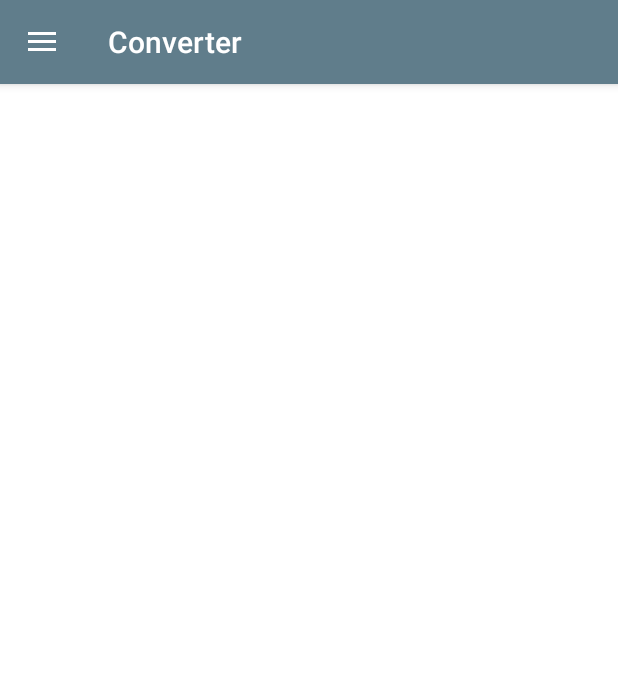
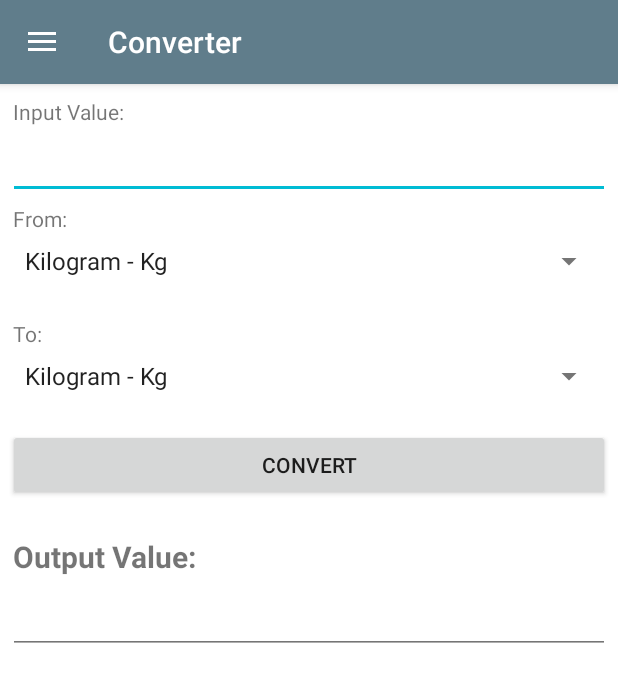
Before and after one commit to E-Nesbitt/YouCook, an Android app: the Converter screen opened directly, with no data from a screen before it, on a phone screen of 412 x 824 dp. Shown: the top 682 px of the screen. Run offline under Robolectric (Android 15) with nearby library versions, the phone set to English and light mode, and no system bars; our stand-ins replace Firebase (no records; nobody signed in at launch, a user with empty details on screens opened directly).

Commit message:
Added comments to numerous pages and methods for conversions added, conversion activity also designed

```diff
--- a/app/src/main/res/layout/activity_converter.xml
+++ b/app/src/main/res/layout/activity_converter.xml
@@ -10,6 +10,87 @@
     <android.support.constraint.ConstraintLayout
         android:layout_width="match_parent"
         android:layout_height="match_parent">
+
+        <LinearLayout
+            android:layout_width="match_parent"
+            android:layout_height="match_parent"
+            android:layout_centerHorizontal="true"
+            android:layout_centerVertical="true"
+            android:orientation="vertical"
+            android:padding="5dp">
+
+            <TextView
+                android:id="@+id/inputTitle"
+                android:layout_width="match_parent"
+                android:layout_height="wrap_content"
+                android:text="@string/converter_input"
+                android:layout_margin="3dp"/>
+
+            <EditText
+                android:id="@+id/conversionInput"
+                android:layout_width="match_parent"
+                android:layout_height="wrap_content"
+                android:inputType="number"/>
+
+            <TextView
+                android:id="@+id/fromTitle"
+                android:layout_width="match_parent"
+                android:layout_height="wrap_content"
+                android:text="@string/converter_from"
+                android:layout_margin="3dp"/>
+
+            <Spinner
+                android:id="@+id/conversionInputType"
+                android:layout_width="match_parent"
+                android:layout_height="wrap_content"
+                android:layout_margin="3dp"
+                android:entries="@array/conversion_type">
+            </Spinner>
+
+            <TextView
+                android:id="@+id/toTitle"
+                android:layout_width="match_parent"
+                android:layout_height="wrap_content"
+                android:text="@string/converter_to"
+                android:layout_margin="3dp"
+                android:paddingTop="20dp" />
+
+            <Spinner
+                android:id="@+id/conversionOutputType"
+                android:layout_width="match_parent"
+                android:layout_height="wrap_content"
+                android:layout_margin="3dp"
+                android:entries="@array/conversion_type">
+            </Spinner>
+
+            <Button
+                android:layout_width="match_parent"
+                android:layout_height="wrap_content"
+                android:text="@string/converter"
+                android:layout_marginTop="20dp" />
+
+            <TextView
+                android:id="@+id/outputTitle"
+                android:layout_width="match_parent"
+                android:layout_height="wrap_content"
+                android:text="@string/converter_output"
+                android:textStyle="bold"
+                android:layout_margin="3dp"
+                android:paddingTop="20dp"
+                android:textSize="20dp"/>
+
+            <EditText
+                android:id="@+id/conversionOutput"
+                android:layout_width="match_parent"
+                android:layout_height="wrap_content"
+                android:inputType="none"
+                android:clickable="false"
+                android:focusable="false"
+                android:textSize="20dp"/>
+
+        </LinearLayout>
+
+
 
     </android.support.constraint.ConstraintLayout>
 
--- a/app/src/main/res/values/strings.xml
+++ b/app/src/main/res/values/strings.xml
@@ -51,6 +51,19 @@
     <!-- Converter Activity Strings -->
     <string name="converter_menu">Converter</string>
     <string name="converter_menu_desc">Convert measures to suit your scales</string>
+    <string name="converter_input">Input Value:</string>
+    <string name="converter_output">Output Value:</string>
+    <string name="converter_from">From:</string>
+    <string name="converter_to">To:</string>
+    <string name="converter">Convert</string>
+    <!-- Spinner Array for Conversion Types-->
+    <array name="conversion_type">
+        <item>Kilogram - Kg</item>
+        <item>Gram - g</item>
+        <item>Pound - lb</item>
+        <item>Ounce - oz</item>
+        <item>Cup</item>
+    </array>
 
     <string name="open">Open</string>
     <string name="close">Close</string>
```
Also changed, not shown: app/src/main/java/com/example/ethannesbitt/youcook/Converter.java (+133 -0 lines).
